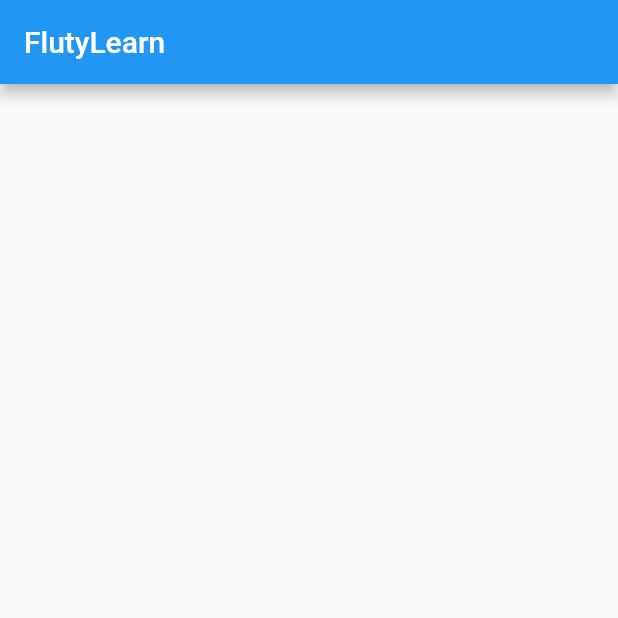
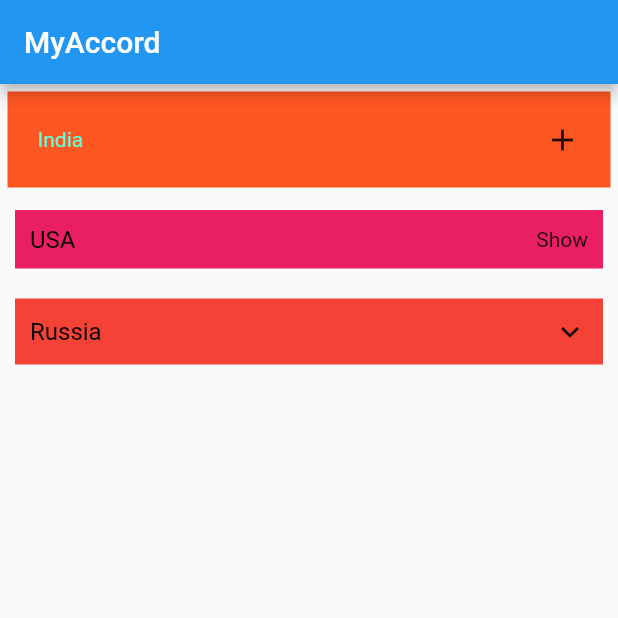
Before and after one commit to Er-Jrsingh/fluty_learn, a Flutter app: the screen it shows after launch, on a phone screen of 412 x 824 dp, the top half of it. Run offline on Flutter 3.47's test engine with Material 2 defaults, Android fonts, the phone set to English and light mode, and no system bars; drawn by our look-alikes of getwidget.

Commit message:
Accordion Using Third Party Library

```diff
--- a/lib/main.dart
+++ b/lib/main.dart
@@ -1,10 +1,11 @@
 import 'package:flutter/material.dart';
+import 'package:getwidget/getwidget.dart';
 
 void main() {
   runApp(
     MaterialApp(
       debugShowCheckedModeBanner: false,
-      title: "FlutyLearn",
+      title: "MyAccord",
       home: MyApp(),
     ),
   );
@@ -15,7 +16,52 @@ class MyApp extends StatelessWidget {
   Widget build(BuildContext context) {
     return Scaffold(
       appBar: AppBar(
-        title: Text("FlutyLearn"),
+        title: Text("MyAccord"),
+      ),
+      body: SingleChildScrollView(
+        child: Container(
+          child: Column(
+            children: <Widget>[
+              GFAccordion(
+                collapsedIcon: Icon(Icons.add),
+                expandedIcon: Icon(Icons.minimize),
+                contentBackgroundColor: Colors.deepOrangeAccent,
+                collapsedTitleBackgroundColor: Colors.deepOrange,
+                expandedTitleBackgroundColor: Colors.indigoAccent,
+                contentBorder: Border.all(),
+                contentPadding: EdgeInsets.all(10.0),
+                contentBorderRadius:
+                BorderRadius.all(Radius.elliptical(20.0, 20.0)),
+                textStyle: TextStyle(color: Colors.tealAccent),
+                titlePadding: EdgeInsets.all(20),
+                margin: EdgeInsets.all(5.0),
+                title: "India",
+                content:
+                    "India (Hindi: Bhārat), officially the Republic of India (Hindi: Bhārat Gaṇarājya) is a country in South Asia. It is the second-most populous country, the seventh-largest country by land area, and the most populous democracy in the world. Bounded by the Indian Ocean on the south, the Arabian Sea on the southwest, and the Bay of Bengal on the southeast.",
+              ),
+              GFAccordion(
+                collapsedIcon: Text("Show"),
+                expandedIcon: Text("Hide"),
+                contentBackgroundColor: Colors.pinkAccent,
+                collapsedTitleBackgroundColor: Colors.pink,
+                expandedTitleBackgroundColor: Colors.indigoAccent,
+                title: "USA",
+                content:
+                    "United States, officially United States of America, abbreviated U.S. or U.S.A., byname America, country in North America, a federal republic of 50 states. Besides the 48 conterminous states that occupy the middle latitudes of the continent, the United States includes the state of Alaska, at the northwestern extreme of North America, and the island state of Hawaii, in the mid-Pacific Ocean.",
+              ),
+              GFAccordion(
+                // collapsedIcon: Icon(Icons.add),
+                // expandedIcon: Icon(Icons.minimize),
+                contentBackgroundColor: Colors.redAccent,
+                collapsedTitleBackgroundColor: Colors.red,
+                expandedTitleBackgroundColor: Colors.indigoAccent,
+                title: "Russia",
+                content:
+                    "Russia or the Russian Federation is a transcontinental country located in Eastern Europe and Northern Asia. It extends from the Baltic Sea in the west to the Pacific Ocean in the east, and from the Arctic Ocean in the north to the Black and Caspian seas in the south. Russia covers 17,125,191 square kilometres (6,612,073 sq mi), spanning more than one-eighth of the Earth's inhabited land area, stretching eleven time zones, and bordering 16 sovereign nations. Moscow is the country's capital and largest city; other major cities include Saint Petersburg, Novosibirsk, Yekaterinburg, Kazan, Nizhny Novgorod, Chelyabinsk and Samara.",
+              ),
+            ],
+          ),
+        ),
       ),
     );
   }
--- a/pubspec.yaml
+++ b/pubspec.yaml
@@ -28,6 +28,8 @@ dependencies:
   # The following adds the Cupertino Icons font to your application.
   # Use with the CupertinoIcons class for iOS style icons.
   cupertino_icons: ^1.0.0
+
+  getwidget: ^1.1.0
 
 dev_dependencies:
   flutter_test:
```
Also changed, not shown: pubspec.lock.
